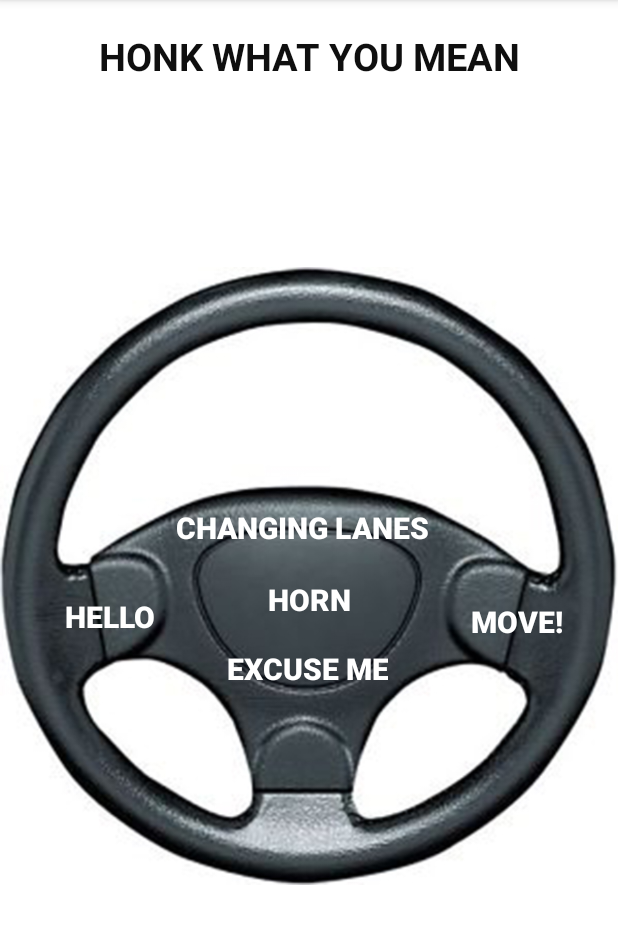
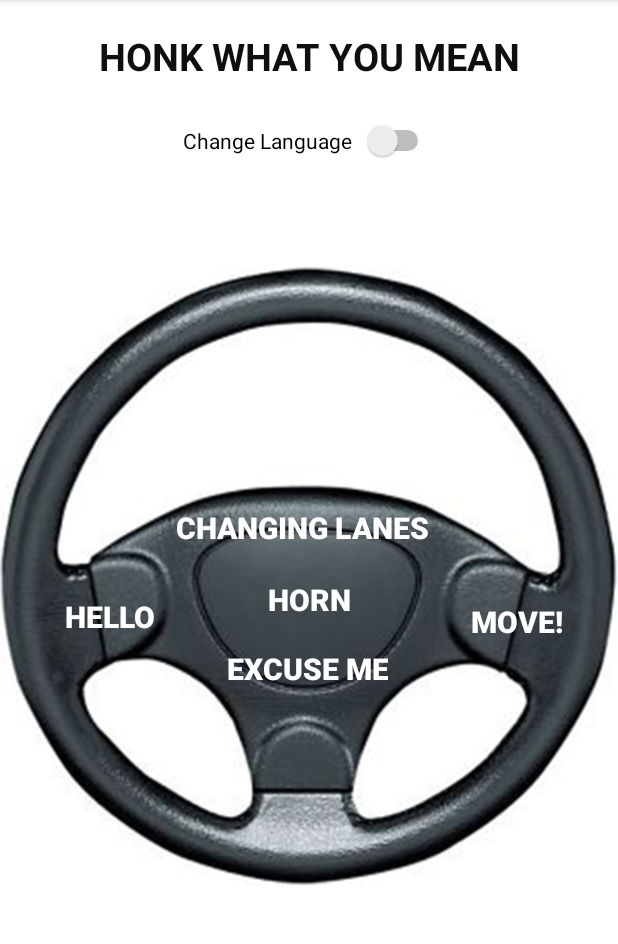
Before and after one commit to mikegordonwright/Artifact, an Android app: the screen it shows after launch (MainActivity), on a phone screen of 412 x 824 dp, the part 84-1028 px from its top. Run offline under Robolectric (Android 15) with nearby library versions, the phone set to English and light mode, and no system bars.

Commit message:
added switch, doesn't do anythign yet

```diff
--- a/app/src/main/java/com/example/artifact/MainActivity.java
+++ b/app/src/main/java/com/example/artifact/MainActivity.java
@@ -9,6 +9,7 @@ import android.view.View;
 import android.widget.Button;
 import android.widget.LinearLayout;
 import android.widget.RelativeLayout;
+import android.widget.Switch;
 import android.widget.TextView;
 
 public class MainActivity extends AppCompatActivity {
@@ -23,6 +24,7 @@ public class MainActivity extends AppCompatActivity {
     protected MediaPlayer mp3;
     protected MediaPlayer mp4;
     protected MediaPlayer mp5;
+    protected Switch switch1;
     protected ConstraintLayout conLayout;
 
     @Override
@@ -42,6 +44,7 @@ public class MainActivity extends AppCompatActivity {
         conLayout.setLayoutParams(lp);
         lp.addRule(RelativeLayout.CENTER_IN_PARENT);
 
+        switch1 = findViewById(R.id.switch1);
 
         button1 = findViewById(R.id.button1);
         button2 = findViewById(R.id.button2);
@@ -98,6 +101,7 @@ public class MainActivity extends AppCompatActivity {
             }
         });
 
+
     }
 
 
--- a/app/src/main/res/layout/activity_main.xml
+++ b/app/src/main/res/layout/activity_main.xml
@@ -14,7 +14,7 @@
         android:layout_alignParentStart="true"
         android:layout_alignParentTop="true"
         android:layout_alignParentEnd="true"
-        android:layout_marginBottom="20dp"
+        android:layout_marginBottom="5dp"
         android:padding="20dp"
         android:text="Honk what you mean"
         android:textAlignment="center"
@@ -23,12 +23,20 @@
         android:textSize="25sp"
         android:textStyle="bold" />
 
+    <Switch
+        android:id="@+id/switch1"
+        android:layout_width="wrap_content"
+        android:layout_height="wrap_content"
+        android:layout_centerHorizontal="true"
+        android:text="Change Language  "
+        android:layout_below="@id/textView"/>
+
 
     <android.support.constraint.ConstraintLayout
         android:id="@+id/conLayout"
         android:layout_width="match_parent"
         android:layout_height="1080px"
-        android:layout_below="@id/textView"
+        android:layout_below="@id/switch1"
         android:layout_marginTop="21dp"
         android:background="@drawable/wheel"
         tools:layout_editor_absoluteY="95dp">
@@ -111,4 +119,6 @@
             app:layout_constraintVertical_bias="1.0" />
 
     </android.support.constraint.ConstraintLayout>
+
+
 </RelativeLayout>
```
